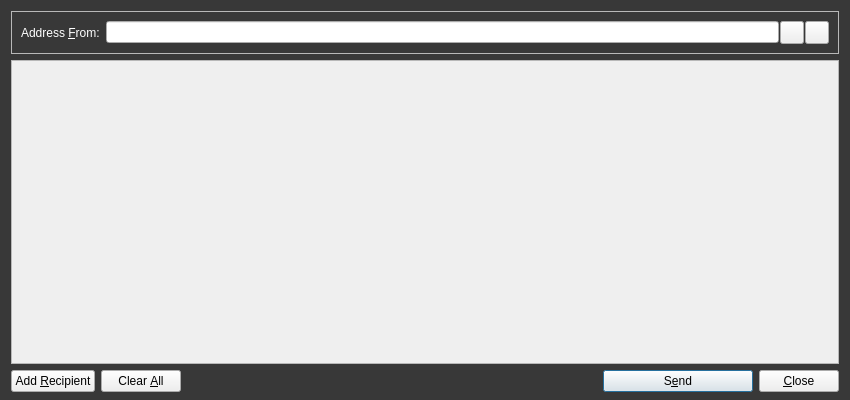
Before: the Qt Designer form src/qt/forms/sendmessagesdialog.ui in vergecurrency/verge, drawn with Qt 5.
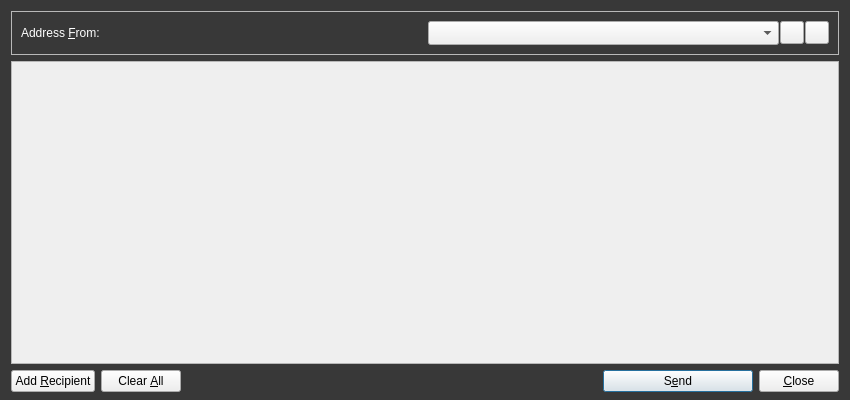
After: the same form once the commit is applied. Icons and pictures are not drawn. Custom widgets are drawn as their Qt base class.

Commit message: dropdown from

The edit to the form file:
```diff
--- a/src/qt/forms/sendmessagesdialog.ui
+++ b/src/qt/forms/sendmessagesdialog.ui
@@ -60,7 +60,14 @@
          <number>1</number>
         </property>
         <item>
-         <widget class="QValidatedLineEdit" name="addressFrom"/>
+         <widget class="QComboBox" name="addressFrom">
+          <property name="editable">
+           <bool>false</bool>
+          </property>
+          <property name="sizeAdjustPolicy">
+           <enum>QComboBox::AdjustToMinimumContentsLengthWithIcon</enum>
+          </property>
+         </widget>
         </item>
         <item>
          <widget class="QToolButton" name="addressBookButton">
@@ -248,13 +255,7 @@
    </item>
   </layout>
  </widget>
- <customwidgets>
-  <customwidget>
-   <class>QValidatedLineEdit</class>
-   <extends>QLineEdit</extends>
-   <header>qt/qvalidatedlineedit.h</header>
-  </customwidget>
- </customwidgets>
+ <customwidgets/>
  <resources>
   <include location="../verge.qrc"/>
  </resources>
```
The commit also changes 2 other files.
